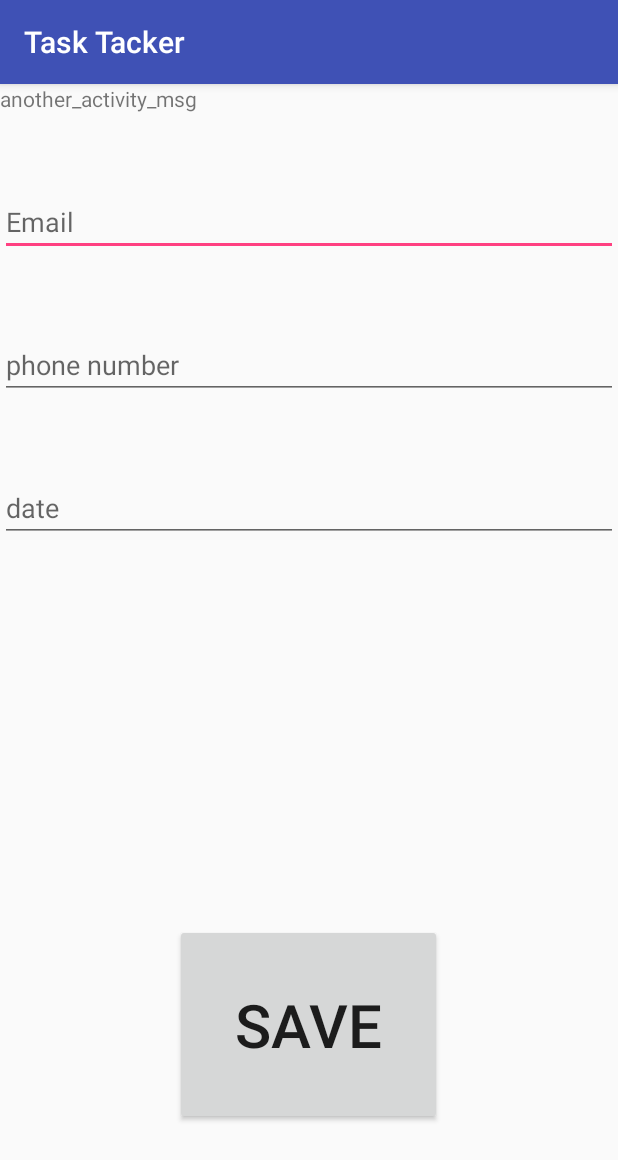
After one commit to PatrickMalolepszy/task-tracker-android, an Android app: the AnotherActivity screen opened directly, with no data from a screen before it, on a phone screen of 412 x 824 dp. The commit adds this screen. Shown: the top 1160 px of the screen. Run offline under Robolectric (Android 15) with nearby library versions, the phone set to English and light mode, and no system bars; our stand-ins replace ButterKnife.

Commit message:
Added a basic form.

```diff
--- a/app/build.gradle
+++ b/app/build.gradle
@@ -27,4 +27,7 @@ dependencies {
     compile 'com.android.support:appcompat-v7:25.3.0'
     compile 'com.android.support.constraint:constraint-layout:1.0.2'
     testCompile 'junit:junit:4.12'
+    compile 'com.jakewharton:butterknife:8.8.1'
+    annotationProcessor 'com.jakewharton:butterknife-compiler:8.8.1'
+    compile 'com.google.code.gson:gson:2.8.0'
 }
--- a/app/src/main/AndroidManifest.xml
+++ b/app/src/main/AndroidManifest.xml
@@ -16,6 +16,7 @@
                 <category android:name="android.intent.category.LAUNCHER" />
             </intent-filter>
         </activity>
+        <activity android:name=".AnotherActivity"></activity>
     </application>
 
 </manifest>
--- /dev/null
+++ b/app/src/main/java/team/tasktacker/AnotherActivity.java
@@ -0,0 +1,45 @@
+package team.tasktacker;
+
+import android.support.v7.app.AppCompatActivity;
+import android.os.Bundle;
+import android.util.Log;
+import android.widget.EditText;
+
+import com.google.gson.Gson;
+import com.google.gson.GsonBuilder;
+
+import butterknife.BindView;
+import butterknife.ButterKnife;
+import butterknife.OnClick;
+import models.BasicInfo;
+
+public class AnotherActivity extends AppCompatActivity {
+
+    @BindView(R.id.phone)
+    EditText phone;
+
+    @BindView(R.id.email)
+    EditText email;
+
+    @BindView(R.id.date)
+    EditText date;
+
+    @Override
+    protected void onCreate(Bundle savedInstanceState) {
+        super.onCreate(savedInstanceState);
+        setContentView(R.layout.activity_another);
+        ButterKnife.bind(this);
+    }
+
+    @OnClick(R.id.button)
+    void saveHere() {
+        Log.v("HERE", "trying to save");
+        BasicInfo basicInfo = new BasicInfo();
+        basicInfo.phone = phone.getText().toString();
+        basicInfo.email = email.getText().toString();
+        basicInfo.date = date.getText().toString();
+        Gson gson = new GsonBuilder().setPrettyPrinting().create();
+        String s = gson.toJson(basicInfo);
+        Log.d("Basic Info Saving", s);
+    }
+}
--- /dev/null
+++ b/app/src/main/res/layout/activity_another.xml
@@ -0,0 +1,56 @@
+<?xml version="1.0" encoding="utf-8"?>
+<android.widget.RelativeLayout xmlns:android="http://schemas.android.com/apk/res/android"
+    xmlns:tools="http://schemas.android.com/tools"
+    android:layout_width="match_parent"
+    android:layout_height="match_parent"
+    tools:context="team.tasktacker.AnotherActivity">
+
+    <TextView
+        android:id="@+id/textView"
+        android:layout_width="wrap_content"
+        android:layout_height="wrap_content"
+        android:text="@string/another_activity_msg" />
+
+    <EditText
+        android:id="@+id/email"
+        android:layout_width="match_parent"
+        android:layout_height="wrap_content"
+        android:layout_below="@+id/textView"
+        android:paddingTop="60sp"
+        android:hint="Email"
+        android:ems="10"
+        android:inputType="textEmailAddress" />
+
+    <EditText
+        android:id="@+id/phone"
+        android:layout_width="match_parent"
+        android:layout_height="wrap_content"
+        android:layout_below="@+id/email"
+        android:paddingTop="60sp"
+        android:hint="phone number"
+        android:ems="10"
+        android:inputType="phone" />
+
+    <EditText
+        android:id="@+id/date"
+        android:layout_width="match_parent"
+        android:layout_height="wrap_content"
+        android:layout_below="@+id/phone"
+        android:paddingTop="60sp"
+        android:hint="date"
+        android:ems="10"
+        android:inputType="date" />
+
+    <Button
+        android:id="@+id/button"
+        android:layout_width="wrap_content"
+        android:layout_height="wrap_content"
+        android:layout_alignParentBottom="true"
+        android:layout_centerHorizontal="true"
+        android:layout_marginBottom="74dp"
+        android:textSize="40sp"
+        android:padding="40sp"
+        android:text="Save" />
+
+
+</android.widget.RelativeLayout>
--- a/app/src/main/res/values/strings.xml
+++ b/app/src/main/res/values/strings.xml
@@ -1,3 +1,4 @@
 <resources>
     <string name="app_name">Task Tacker</string>
+    <string name="another_activity_msg">another_activity_msg</string>
 </resources>
```
Also changed, not shown: app/src/main/java/models/BasicInfo.java (added, +12 -0 lines), app/src/main/java/team/tasktacker/MainActivity.java (+33 -0 lines), app/src/main/res/layout/activity_main.xml (+9 -0 lines).
